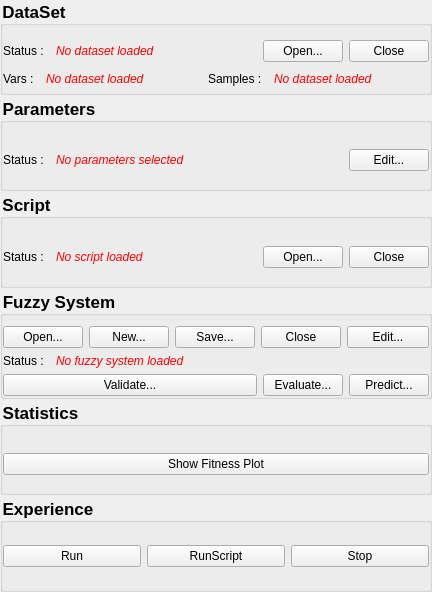
This is fuge-lc/fugemain.ui in ThibaultSchowing/FUGE-LC as Qt 5 draws it before an edit. The edited form follows.
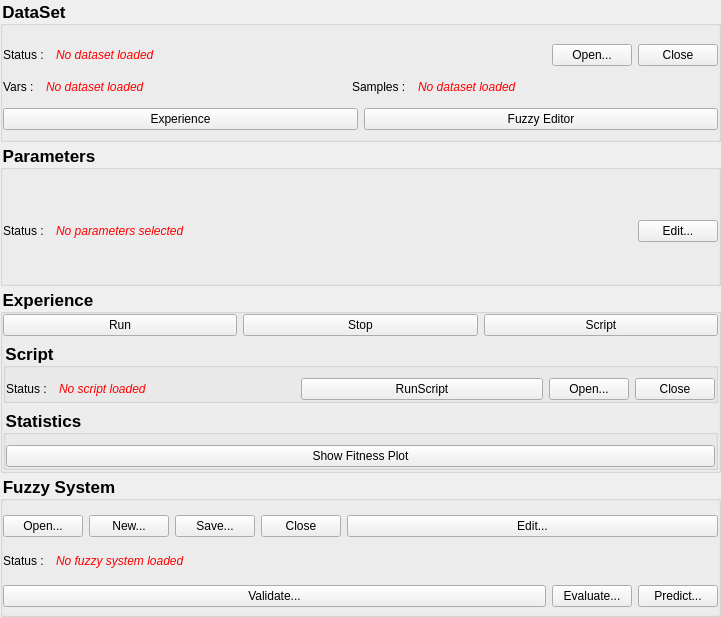
This is the edited form. Icons and pictures are not drawn.

```diff
--- a/fuge-lc/fugemain.ui
+++ b/fuge-lc/fugemain.ui
@@ -6,8 +6,8 @@
    <rect>
     <x>0</x>
     <y>0</y>
-    <width>432</width>
-    <height>592</height>
+    <width>721</width>
+    <height>617</height>
    </rect>
   </property>
   <property name="minimumSize">
@@ -93,7 +93,6 @@
            </property>
            <property name="font">
             <font>
-             <weight>50</weight>
              <bold>false</bold>
             </font>
            </property>
@@ -172,7 +171,6 @@
            </property>
            <property name="font">
             <font>
-             <weight>50</weight>
              <bold>false</bold>
             </font>
            </property>
@@ -221,7 +219,6 @@
            </property>
            <property name="font">
             <font>
-             <weight>50</weight>
              <bold>false</bold>
             </font>
            </property>
@@ -262,6 +259,24 @@
          </item>
         </layout>
        </item>
+       <item>
+        <layout class="QHBoxLayout" name="horizontalLayout_8" stretch="0,0">
+         <item>
+          <widget class="QPushButton" name="btShowExperience">
+           <property name="text">
+            <string>Experience</string>
+           </property>
+          </widget>
+         </item>
+         <item>
+          <widget class="QPushButton" name="btShowFuzzyEdition">
+           <property name="text">
+            <string>Fuzzy Editor</string>
+           </property>
+          </widget>
+         </item>
+        </layout>
+       </item>
       </layout>
      </widget>
     </item>
@@ -313,7 +328,6 @@
            </property>
            <property name="font">
             <font>
-             <weight>50</weight>
              <bold>false</bold>
             </font>
            </property>
@@ -374,6 +388,86 @@
      </widget>
     </item>
     <item>
+     <widget class="QGroupBox" name="groupBox_Experience">
+      <property name="sizePolicy">
+       <sizepolicy hsizetype="Expanding" vsizetype="Preferred">
+        <horstretch>0</horstretch>
+        <verstretch>0</verstretch>
+       </sizepolicy>
+      </property>
+      <property name="styleSheet">
+       <string notr="true">QGroupBox
+{
+	
+	font-size: 13pt;
+    font-weight: bold;
+}
+</string>
+      </property>
+      <property name="title">
+       <string>Experience</string>
+      </property>
+      <property name="flat">
+       <bool>false</bool>
+      </property>
+      <layout class="QVBoxLayout" name="verticalLayout_4">
+       <property name="margin" stdset="0">
+        <number>0</number>
+       </property>
+       <item>
+        <layout class="QHBoxLayout" name="horizontalLayout_3">
+         <item>
+          <layout class="QHBoxLayout" name="horizontalLayout">
+           <property name="leftMargin">
+            <number>0</number>
+           </property>
+           <item>
+            <widget class="QPushButton" name="btRun">
+             <property name="sizePolicy">
+              <sizepolicy hsizetype="Minimum" vsizetype="Fixed">
+               <horstretch>0</horstretch>
+               <verstretch>0</verstretch>
+              </sizepolicy>
+             </property>
+             <property name="text">
+              <string>Run</string>
+             </property>
+            </widget>
+           </item>
+           <item>
+            <widget class="QPushButton" name="btStop">
+             <property name="sizePolicy">
+              <sizepolicy hsizetype="Minimum" vsizetype="Fixed">
+               <horstretch>0</horstretch>
+               <verstretch>0</verstretch>
+              </sizepolicy>
+             </property>
+             <property name="text">
+              <string>Stop</string>
+             </property>
+            </widget>
+           </item>
+           <item>
+            <widget class="QPushButton" name="btScript">
+             <property name="sizePolicy">
+              <sizepolicy hsizetype="Minimum" vsizetype="Fixed">
+               <horstretch>0</horstretch>
+               <verstretch>0</verstretch>
+              </sizepolicy>
+             </property>
+             <property name="focusPolicy">
+              <enum>Qt::StrongFocus</enum>
+             </property>
+             <property name="text">
+              <string>Script</string>
+             </property>
+            </widget>
+           </item>
+          </layout>
+         </item>
+        </layout>
+       </item>
+       <item>
      <widget class="QGroupBox" name="groupBox_Script">
       <property name="sizePolicy">
        <sizepolicy hsizetype="Expanding" vsizetype="Preferred">
@@ -421,7 +515,6 @@
            </property>
            <property name="font">
             <font>
-             <weight>50</weight>
              <bold>false</bold>
             </font>
            </property>
@@ -469,6 +562,13 @@
            </property>
           </widget>
          </item>
+            <item>
+             <widget class="QPushButton" name="btRunScript">
+              <property name="text">
+               <string>RunScript</string>
+              </property>
+             </widget>
+            </item>
          <item>
           <widget class="QPushButton" name="btOpenScript">
            <property name="sizePolicy">
@@ -501,6 +601,59 @@
      </widget>
     </item>
     <item>
+        <widget class="QGroupBox" name="groupBox_Statistics">
+         <property name="sizePolicy">
+          <sizepolicy hsizetype="Expanding" vsizetype="Preferred">
+           <horstretch>0</horstretch>
+           <verstretch>0</verstretch>
+          </sizepolicy>
+         </property>
+         <property name="styleSheet">
+          <string notr="true">QGroupBox
+{
+	
+	font-size: 13pt;
+    font-weight: bold;
+}
+</string>
+         </property>
+         <property name="title">
+          <string>Statistics</string>
+         </property>
+         <property name="flat">
+          <bool>false</bool>
+         </property>
+         <layout class="QVBoxLayout" name="verticalLayout_7">
+          <property name="leftMargin">
+           <number>0</number>
+          </property>
+          <property name="topMargin">
+           <number>10</number>
+          </property>
+          <property name="rightMargin">
+           <number>0</number>
+          </property>
+          <property name="bottomMargin">
+           <number>0</number>
+          </property>
+          <item>
+           <layout class="QHBoxLayout" name="horizontalLayout_14">
+            <item>
+             <widget class="QPushButton" name="btGraph">
+              <property name="text">
+               <string>Show Fitness Plot</string>
+              </property>
+             </widget>
+            </item>
+           </layout>
+          </item>
+         </layout>
+        </widget>
+       </item>
+      </layout>
+     </widget>
+    </item>
+    <item>
      <widget class="QGroupBox" name="groupBox_FuzzySystem">
       <property name="sizePolicy">
        <sizepolicy hsizetype="Expanding" vsizetype="Preferred">
@@ -611,7 +764,6 @@
            </property>
            <property name="font">
             <font>
-             <weight>50</weight>
              <bold>false</bold>
             </font>
            </property>
@@ -661,7 +813,6 @@
           <widget class="QPushButton" name="btValidate">
            <property name="font">
             <font>
-             <weight>50</weight>
              <bold>false</bold>
             </font>
            </property>
@@ -680,7 +831,6 @@
            </property>
            <property name="font">
             <font>
-             <weight>50</weight>
              <bold>false</bold>
             </font>
            </property>
@@ -702,7 +852,6 @@
            </property>
            <property name="font">
             <font>
-             <weight>50</weight>
              <bold>false</bold>
             </font>
            </property>
@@ -716,123 +865,6 @@
       </layout>
      </widget>
     </item>
-    <item>
-     <widget class="QGroupBox" name="groupBox_Statistics">
-      <property name="sizePolicy">
-       <sizepolicy hsizetype="Expanding" vsizetype="Preferred">
-        <horstretch>0</horstretch>
-        <verstretch>0</verstretch>
-       </sizepolicy>
-      </property>
-      <property name="styleSheet">
-       <string notr="true">QGroupBox
-{
-	
-	font-size: 13pt;
-    font-weight: bold;
-}
-</string>
-      </property>
-      <property name="title">
-       <string>Statistics</string>
-      </property>
-      <property name="flat">
-       <bool>false</bool>
-      </property>
-      <layout class="QVBoxLayout" name="verticalLayout_7">
-       <property name="leftMargin">
-        <number>0</number>
-       </property>
-       <property name="topMargin">
-        <number>10</number>
-       </property>
-       <property name="rightMargin">
-        <number>0</number>
-       </property>
-       <property name="bottomMargin">
-        <number>0</number>
-       </property>
-       <item>
-        <layout class="QHBoxLayout" name="horizontalLayout_14">
-         <item>
-          <widget class="QPushButton" name="btGraph">
-           <property name="text">
-            <string>Show Fitness Plot</string>
-           </property>
-          </widget>
-         </item>
-        </layout>
-       </item>
-      </layout>
-     </widget>
-    </item>
-    <item>
-     <widget class="QGroupBox" name="groupBox_Experience">
-      <property name="sizePolicy">
-       <sizepolicy hsizetype="Expanding" vsizetype="Preferred">
-        <horstretch>0</horstretch>
-        <verstretch>0</verstretch>
-       </sizepolicy>
-      </property>
-      <property name="styleSheet">
-       <string notr="true">QGroupBox
-{
-	
-	font-size: 13pt;
-    font-weight: bold;
-}
-</string>
-      </property>
-      <property name="title">
-       <string>Experience</string>
-      </property>
-      <property name="flat">
-       <bool>false</bool>
-      </property>
-      <layout class="QVBoxLayout" name="verticalLayout_4">
-       <property name="margin">
-        <number>0</number>
-       </property>
-       <item>
-        <layout class="QHBoxLayout" name="horizontalLayout_3">
-         <item>
-          <widget class="QPushButton" name="btRun">
-           <property name="sizePolicy">
-            <sizepolicy hsizetype="Minimum" vsizetype="Fixed">
-             <horstretch>0</horstretch>
-             <verstretch>0</verstretch>
-            </sizepolicy>
-           </property>
-           <property name="text">
-            <string>Run</string>
-           </property>
-          </widget>
-         </item>
-         <item>
-          <widget class="QPushButton" name="btRunScript">
-           <property name="text">
-            <string>RunScript</string>
-           </property>
-          </widget>
-         </item>
-         <item>
-          <widget class="QPushButton" name="btStop">
-           <property name="sizePolicy">
-            <sizepolicy hsizetype="Minimum" vsizetype="Fixed">
-             <horstretch>0</horstretch>
-             <verstretch>0</verstretch>
-            </sizepolicy>
-           </property>
-           <property name="text">
-            <string>Stop</string>
-           </property>
-          </widget>
-         </item>
-        </layout>
-       </item>
-      </layout>
-     </widget>
-    </item>
    </layout>
   </widget>
   <widget class="QMenuBar" name="menuBar">
```
Left out of the diff: 7 changed lines with no effect on the pictures. Lines whose indentation alone changed are shown as unchanged.
